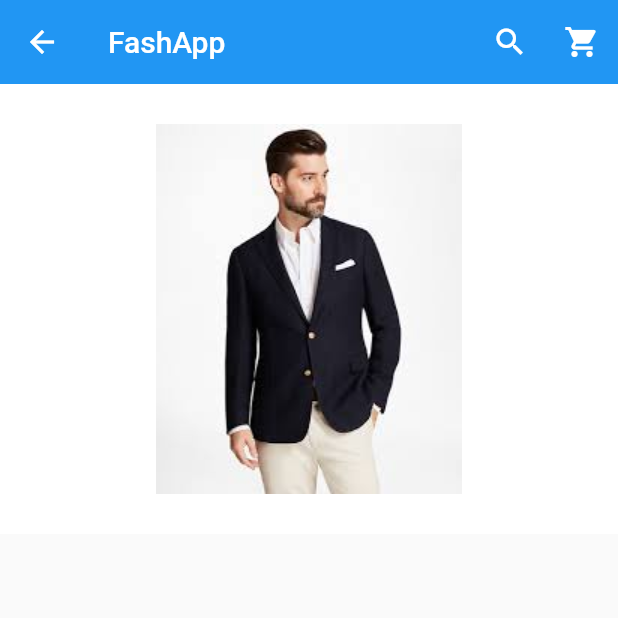
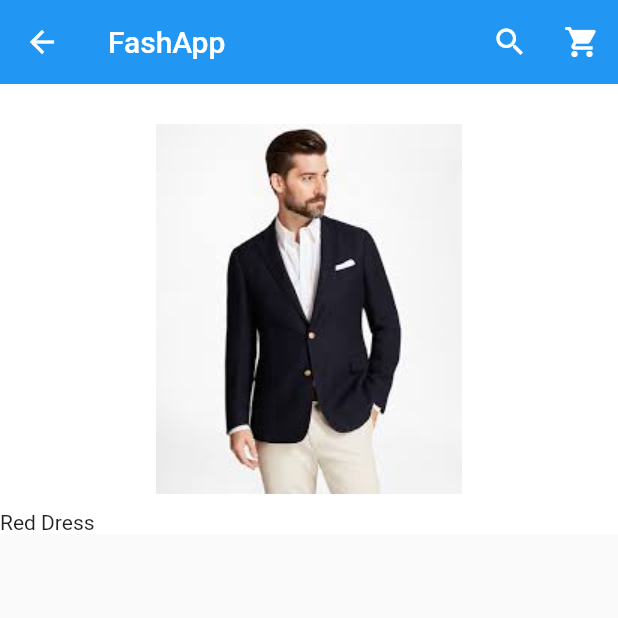
Before and after one commit to alceil/ASAP_app, a Flutter app: the screen it shows after launch, after a tap on "Blazer", on a phone screen of 412 x 824 dp, the top half of it. Run offline on Flutter 3.47's test engine with Material 2 defaults, Android fonts, the phone set to English and light mode, and no system bars; our stand-ins replace carousel_pro.

Commit message:
added footer

```diff
--- a/lib/pages/productdetails.dart
+++ b/lib/pages/productdetails.dart
@@ -30,9 +30,13 @@ class _ProductDetailsState extends State<ProductDetails> {
               child: Container(
                 color: Colors.white,
                 child: Image.asset(widget.pdt_picture),
-              )
+              ),
+             footer:Container(
+                color: Colors.white,
+              child:Text('Red Dress')
             ),
-          )
+            ),
+          ),
         ],
       ),
     );
```
